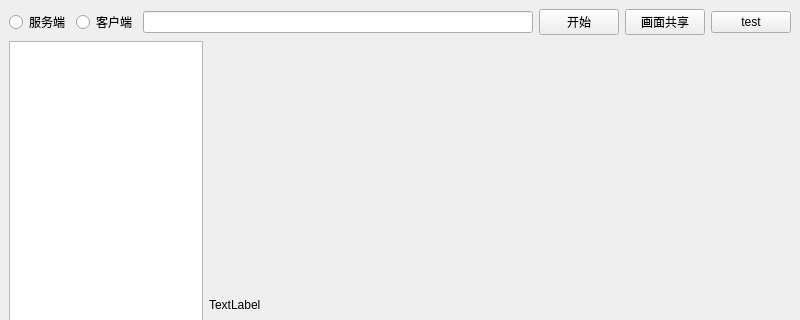
Before: the Qt Designer form ChunGeEr/mainwindow.ui in chenningup/ChunGeEr, drawn with Qt 5; both pictures show x 0 to 800 and y 0 to 320 of the 800 by 600 pixel window.
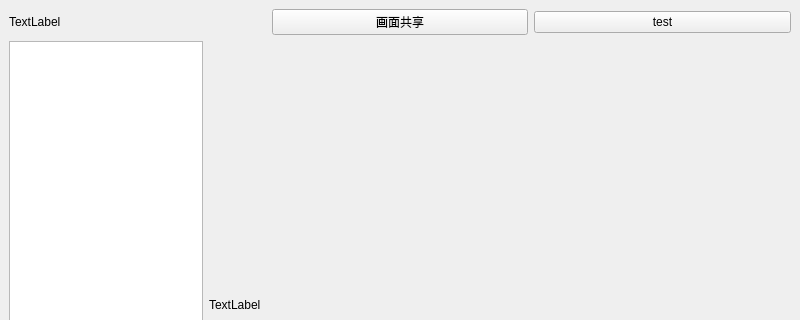
After: the same form once the commit is applied.

What changed in the file:
```diff
--- a/ChunGeEr/mainwindow.ui
+++ b/ChunGeEr/mainwindow.ui
@@ -18,32 +18,9 @@
     <item>
      <layout class="QHBoxLayout" name="horizontalLayout">
       <item>
-       <widget class="QRadioButton" name="serverRadioButton">
+       <widget class="QLabel" name="statuslabel">
         <property name="text">
-         <string>服务端</string>
-        </property>
-        <attribute name="buttonGroup">
-         <string notr="true">buttonGroup</string>
-        </attribute>
-       </widget>
-      </item>
-      <item>
-       <widget class="QRadioButton" name="clientRadioButton">
-        <property name="text">
-         <string>客户端</string>
-        </property>
-        <attribute name="buttonGroup">
-         <string notr="true">buttonGroup</string>
-        </attribute>
-       </widget>
-      </item>
-      <item>
-       <widget class="QLineEdit" name="lineEdit"/>
-      </item>
-      <item>
-       <widget class="QPushButton" name="clickPushButton">
-        <property name="text">
-         <string>开始</string>
+         <string>TextLabel</string>
         </property>
        </widget>
       </item>
```
Left out of the diff: 3 changed lines with no effect on the pictures.
